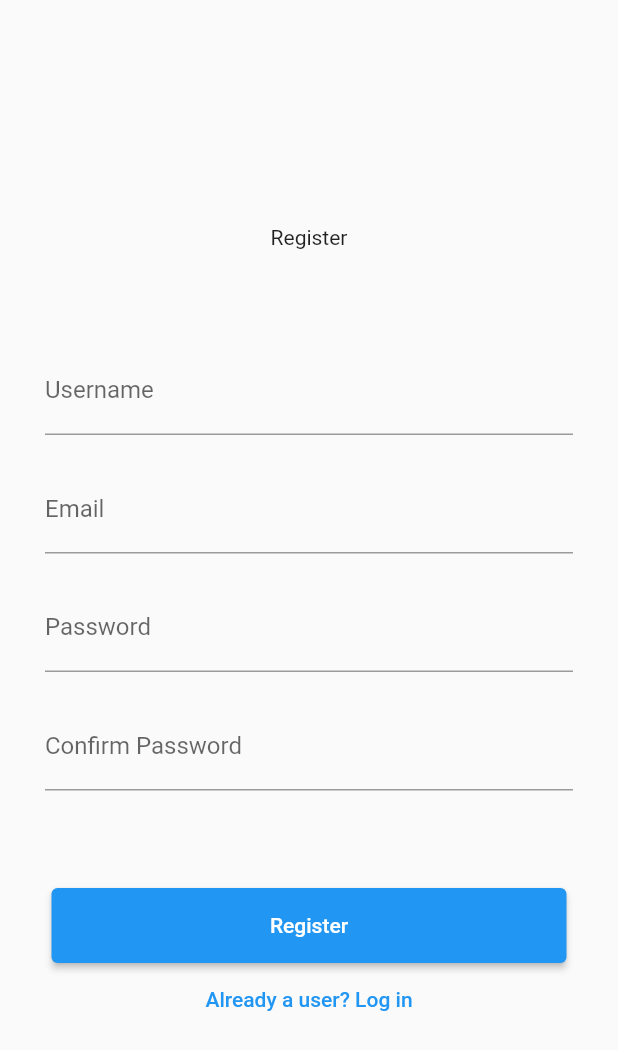
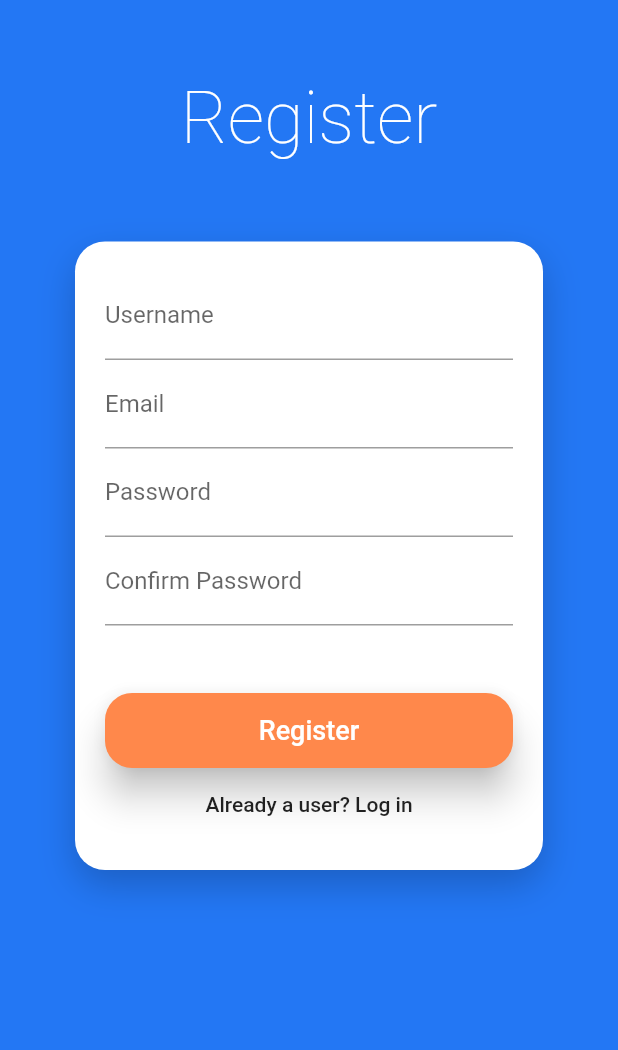
Before and after one commit to Safwan310/rentme, a Flutter app: the screen it shows after launch, on a phone screen of 412 x 824 dp. Shown: the top 1050 px of the screen. Run offline on Flutter 3.47's test engine with Material 2 defaults, Android fonts, the phone set to English and light mode, and no system bars; our stand-ins replace firebase_auth, firebase_core; accounts and stored records are empty.

Commit message:
Add files via upload

```diff
--- a/lib/screens/registerPage.dart
+++ b/lib/screens/registerPage.dart
@@ -2,6 +2,9 @@ import 'package:firebase_auth/firebase_auth.dart';
 import 'package:flutter/material.dart';
 import 'package:rent_my_stuff/screens/loginPage.dart';
 import 'package:rent_my_stuff/backend/authentication';
+import 'package:rent_my_stuff/theme.dart';
+
+// import '../theme.dart';
 
 import 'Home.dart';
 
@@ -22,14 +25,28 @@ class _RegisterPageState extends State<RegisterPage> {
   @override
   Widget build(BuildContext context) {
     return Scaffold(
+      backgroundColor: primary_color,
       body: SingleChildScrollView(
         child: Padding(
-          padding: EdgeInsets.fromLTRB(30,150,30,0),
+          padding: EdgeInsets.fromLTRB(30,50,30,0),
           child: Column(
             children: [
-              Text("Register"),
-              SizedBox(height: 65,),
-              Form(
+              Text("Register",style: Theme.of(context).textTheme.headline1!.copyWith(fontSize: 48,color: Colors.white),),
+              // SizedBox(height: 65,),
+              Container(
+                width: double.infinity,
+                padding: EdgeInsets.symmetric(vertical: 20, horizontal: 20),
+                margin: EdgeInsets.symmetric(vertical: 55, horizontal: 20),
+                decoration: BoxDecoration(
+                    borderRadius: BorderRadius.circular(20),
+                    color: Colors.white,
+                    boxShadow: [
+                      BoxShadow(
+                          color: Theme.of(context).hintColor.withOpacity(0.2),
+                          offset: Offset(0, 10),
+                          blurRadius: 20)]
+                ),
+                child: Form(
                     key: formGlobalKey,
                     child: Column(
                       children: [
@@ -45,7 +62,7 @@ class _RegisterPageState extends State<RegisterPage> {
                             }
                           },
                         ),
-                      SizedBox(height: 20,),
+                        // SizedBox(height: 20,),
                         TextFormField(
                           controller: _email,
                           decoration: InputDecoration(
@@ -57,7 +74,7 @@ class _RegisterPageState extends State<RegisterPage> {
                             }
                           },
                         ),
-                      SizedBox(height: 20,),
+                        // SizedBox(height: 20,),
                         TextFormField(
                           controller: _pwd,
                           decoration: InputDecoration(
@@ -69,7 +86,7 @@ class _RegisterPageState extends State<RegisterPage> {
                             }
                           },
                         ),
-                      SizedBox(height: 20,),
+                        // SizedBox(height: 20,),
                         TextFormField(
                           controller: _cpwd,
                           decoration: InputDecoration(
@@ -81,11 +98,17 @@ class _RegisterPageState extends State<RegisterPage> {
                             }
                           },
                         ),
-                      SizedBox(height: 65),
+                        SizedBox(height: 45),
                         Container(
                           height: 50,
-                        width: MediaQuery.of(context).size.width/1.2,
-                        child: ElevatedButton( onPressed: (){
+                          width: MediaQuery.of(context).size.width/1.5,
+                          child: ElevatedButton(
+                              style: ElevatedButton.styleFrom(
+                                primary: secondary_color,
+                                elevation: 10.0,
+                                shape: RoundedRectangleBorder(borderRadius: BorderRadius.circular(18.0)),
+                              ),
+                              onPressed: (){
                                 if (formGlobalKey.currentState!.validate()) {
                                   formGlobalKey.currentState!.save();
                                   // use the email provided here
@@ -100,18 +123,26 @@ class _RegisterPageState extends State<RegisterPage> {
                                       Navigator.pushReplacement(context,
                                           MaterialPageRoute(builder: (context) => Home(uid)));
                                     } else {
-
+                                      Scaffold.of(context).showSnackBar(SnackBar(
+                                        content: Text(
+                                          result,
+                                          style: TextStyle(fontSize: 16),
+                                        ),
+                                      ));
                                     }
                                   });
                                 }
                               },
-                            child: Text("Register")),
+
+                              child: Text("Register",style: Theme.of(context).textTheme.button!.copyWith(fontSize:18,color: Colors.white),)),
+
                         ),
                         TextButton(onPressed: (){
                           Navigator.push(context, MaterialPageRoute(builder: (context)=>LoginPage()));
-                      }, child: Text("Already a user? Log in")),
+                        }, child: Text("Already a user? Log in",style: Theme.of(context).textTheme.bodyText1,)),
                       ],
                     )
+                ),
               )
             ],
           ),
```
Lines whose indentation alone changed are shown as unchanged.
